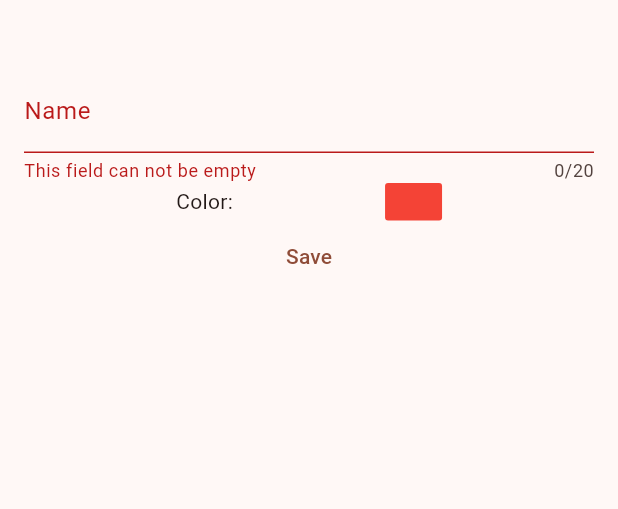
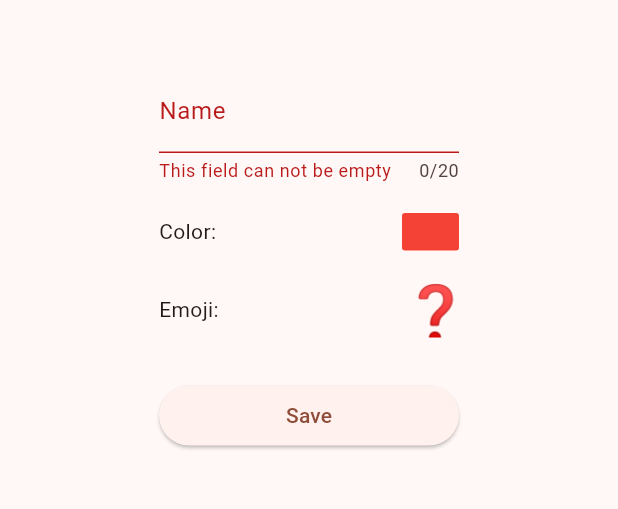
Before and after one commit to ikanadev/mestor, a Flutter app: the NewActivity screen opened by its route, after a tap on "Save", on a phone screen of 412 x 824 dp, the part 63-572 px from its top. Run offline on Flutter 3.47's test engine with Material 3 defaults, Android fonts, the phone set to English and light mode, and no system bars; our stand-ins replace drift, emoji_picker_flutter, flutter_riverpod, fpdart, freezed_annotation, go_router and 2 more; missing offline and left inert: nanoid2, sqlite3; accounts and stored records are empty; generated files the repository leaves out were written again.

Commit message:
Save new activity

```diff
--- a/mestorapp/lib/db/activity_repo.dart
+++ b/mestorapp/lib/db/activity_repo.dart
@@ -21,7 +21,7 @@ class ActivityDbRepository extends ActivityRepository {
         id: act.id,
         name: act.name,
         color: act.color,
-        iconName: act.iconName,
+        emoji: act.emoji,
         createAt: act.createdAt,
         deletedAt: act.deletedAt,
       );
@@ -35,7 +35,7 @@ class ActivityDbRepository extends ActivityRepository {
           id: nanoid(),
           name: data.name,
           color: data.color,
-          iconName: data.iconName,
+          emoji: data.emoji,
           createdAt: DateTime.now(),
         ));
   }
--- a/mestorapp/lib/screens/home.dart
+++ b/mestorapp/lib/screens/home.dart
@@ -61,7 +61,7 @@ class HomeScreen extends ConsumerWidget {
                               .saveActivity(
                                 NewActivityData(
                                   name: 'mmmmmmmmmmmmmmmmmmmM',
-                                  iconName: 'icon name',
+                                  emoji: 'icon name',
                                   color: ActColor.red,
                                 ),
                               );
--- a/mestorapp/lib/screens/new_activity.dart
+++ b/mestorapp/lib/screens/new_activity.dart
@@ -1,30 +1,45 @@
+import 'package:emoji_picker_flutter/emoji_picker_flutter.dart';
 import 'package:flutter/material.dart';
+import 'package:flutter_riverpod/flutter_riverpod.dart';
+import 'package:go_router/go_router.dart';
 import 'package:mestorapp/domain/models/models.dart';
+import 'package:mestorapp/domain/types.dart';
+import 'package:mestorapp/providers/providers.dart';
 import 'package:mestorapp/utils/utils.dart';
 import 'package:mestorapp/widgets/widgests.dart';
 
-class NewActivity extends StatefulWidget {
+class NewActivity extends ConsumerStatefulWidget {
   const NewActivity({super.key});
 
   @override
-  State<NewActivity> createState() => _NewActivity();
+  ConsumerState<NewActivity> createState() => _NewActivity();
 }
 
-class _NewActivity extends State<NewActivity> {
+class _NewActivity extends ConsumerState<NewActivity> {
   final _formKey = GlobalKey<FormState>();
   final _nameCont = TextEditingController();
   ActColor _color = ActColor.red;
+  Emoji _emoji = const Emoji('❓', 'Question Mark');
 
   void _handleSave() {
     if (_formKey.currentState == null || !_formKey.currentState!.validate()) {
       return;
     }
+    final actData = NewActivityData(
+      color: _color,
+      name: _nameCont.text,
+      emoji: _emoji.emoji,
+    );
+    ref.read(activitiesNotifierProvider.notifier).saveActivity(actData);
+    context.pop();
   }
 
   void _setColor(ActColor color) {
-    setState(() {
-      _color = color;
-    });
+    setState(() => _color = color);
+  }
+
+  void _setEmoji(Emoji emoji) {
+    setState(() => _emoji = emoji);
   }
 
   @override
@@ -34,8 +49,9 @@ class _NewActivity extends State<NewActivity> {
         title: const Text("New Activity"),
         centerTitle: true,
       ),
-      body: Container(
-        padding: const EdgeInsets.symmetric(horizontal: 16),
+      body: Center(
+        child: SizedBox(
+          width: 200,
           child: Column(
             crossAxisAlignment: CrossAxisAlignment.stretch,
             children: [
@@ -51,15 +67,26 @@ class _NewActivity extends State<NewActivity> {
                   controller: _nameCont,
                 ),
               ),
+              const SizedBox(height: 20),
               Row(
-              mainAxisAlignment: MainAxisAlignment.spaceEvenly,
+                mainAxisAlignment: MainAxisAlignment.spaceBetween,
                 children: [
                   const Text("Color:"),
                   ColorPickerButton(color: _color, onSelect: _setColor),
                 ],
               ),
-            TextButton(onPressed: _handleSave, child: const Text("Save")),
+              const SizedBox(height: 20),
+              Row(
+                mainAxisAlignment: MainAxisAlignment.spaceBetween,
+                children: [
+                  const Text("Emoji:"),
+                  EmojiPickerButton(emoji: _emoji, onEmojiPicked: _setEmoji),
                 ],
+              ),
+              const SizedBox(height: 28),
+              ElevatedButton(onPressed: _handleSave, child: const Text("Save")),
+            ],
+          ),
         ),
       ),
     );
--- /dev/null
+++ b/mestorapp/lib/widgets/emoji_picker.dart
@@ -0,0 +1,77 @@
+import 'package:emoji_picker_flutter/emoji_picker_flutter.dart';
+import 'package:flutter/material.dart';
+
+class EmojiPickerButton extends StatelessWidget {
+  const EmojiPickerButton({
+    super.key,
+    required this.onEmojiPicked,
+    required this.emoji,
+  });
+  final ValueChanged<Emoji> onEmojiPicked;
+  final Emoji emoji;
+
+  @override
+  Widget build(BuildContext context) {
+    return InkWell(
+      onTap: () {
+        showDialog(
+          context: context,
+          builder: (_) =>
+              _EmojiPicker(emoji: emoji, onEmojiPicked: onEmojiPicked),
+        );
+      },
+      child: Container(
+        width: 38,
+        height: 38,
+        decoration: const BoxDecoration(
+          borderRadius: BorderRadius.all(Radius.circular(2)),
+        ),
+        child: Text(emoji.emoji, textAlign: TextAlign.center, style: Theme.of(context).textTheme.displaySmall),
+      ),
+    );
+  }
+}
+
+class _EmojiPicker extends StatelessWidget {
+  final Emoji emoji;
+  final ValueChanged<Emoji> onEmojiPicked;
+
+  const _EmojiPicker({required this.emoji, required this.onEmojiPicked});
+
+  void _closeDialog(BuildContext context) {
+    Navigator.of(context).pop();
+  }
+
+  @override
+  Widget build(BuildContext context) {
+    return AlertDialog(
+      title: const Text('Pick an emoji'),
+      content: Column(
+        mainAxisSize: MainAxisSize.min,
+        children: [
+          SizedBox(
+            height: 400,
+            width: 400,
+            child: EmojiPicker(
+              onEmojiSelected: (cat, emoji) {
+                onEmojiPicked(emoji);
+                _closeDialog(context);
+              },
+              config: const Config(
+                bgColor: Colors.transparent,
+                enableSkinTones: false,
+                recentTabBehavior: RecentTabBehavior.NONE,
+              ),
+            ),
+          ),
+        ],
+      ),
+      actions: [
+        TextButton(
+          child: const Text('Cancel'),
+          onPressed: () => _closeDialog(context),
+        )
+      ],
+    );
+  }
+}
--- a/mestorapp/lib/widgets/widgests.dart
+++ b/mestorapp/lib/widgets/widgests.dart
@@ -1,2 +1,3 @@
 export 'activity_item.dart';
 export 'color_picker.dart';
+export 'emoji_picker.dart';
```
Lines whose indentation alone changed are shown as unchanged.
